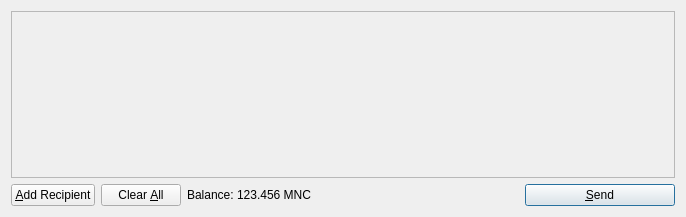
This is src/qt/forms/sendcoinsdialog.ui in mincoin/mincoin as Qt 5 draws it before an edit. The edited form follows.
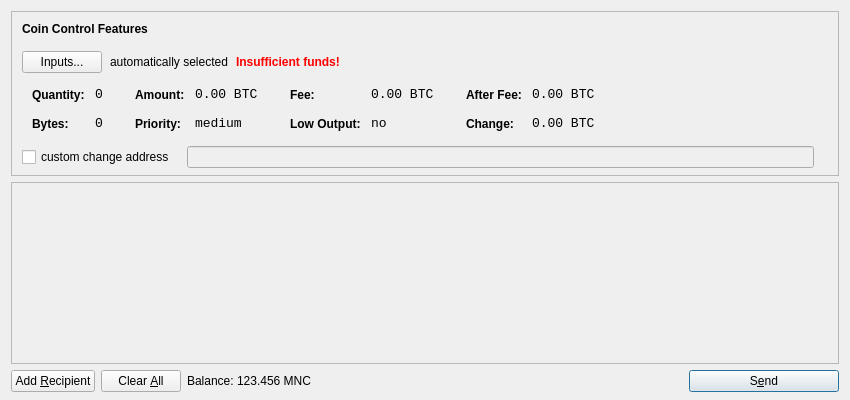
This is the edited form. Icons and pictures are not drawn.

The edit to the form file:
```diff
--- a/src/qt/forms/sendcoinsdialog.ui
+++ b/src/qt/forms/sendcoinsdialog.ui
@@ -6,14 +6,615 @@
    <rect>
     <x>0</x>
     <y>0</y>
-    <width>686</width>
-    <height>217</height>
+    <width>850</width>
+    <height>400</height>
    </rect>
   </property>
   <property name="windowTitle">
    <string>Send Coins</string>
   </property>
-  <layout class="QVBoxLayout" name="verticalLayout">
+  <layout class="QVBoxLayout" name="verticalLayout" stretch="0,1,0">
+   <property name="bottomMargin">
+    <number>8</number>
+   </property>
+   <item>
+    <widget class="QFrame" name="frameCoinControl">
+     <property name="sizePolicy">
+      <sizepolicy hsizetype="Expanding" vsizetype="Expanding">
+       <horstretch>0</horstretch>
+       <verstretch>0</verstretch>
+      </sizepolicy>
+     </property>
+     <property name="maximumSize">
+      <size>
+       <width>16777215</width>
+       <height>16777215</height>
+      </size>
+     </property>
+     <property name="frameShape">
+      <enum>QFrame::StyledPanel</enum>
+     </property>
+     <property name="frameShadow">
+      <enum>QFrame::Sunken</enum>
+     </property>
+     <layout class="QVBoxLayout" name="verticalLayoutCoinControl2">
+      <property name="spacing">
+       <number>-1</number>
+      </property>
+      <property name="leftMargin">
+       <number>0</number>
+      </property>
+      <property name="topMargin">
+       <number>0</number>
+      </property>
+      <property name="rightMargin">
+       <number>0</number>
+      </property>
+      <property name="bottomMargin">
+       <number>6</number>
+      </property>
+      <item>
+       <layout class="QVBoxLayout" name="verticalLayoutCoinControl" stretch="0,0,0,0,1">
+        <property name="spacing">
+         <number>0</number>
+        </property>
+        <property name="leftMargin">
+         <number>10</number>
+        </property>
+        <property name="topMargin">
+         <number>10</number>
+        </property>
+        <item>
+         <layout class="QHBoxLayout" name="horizontalLayoutCoinControl1">
+          <property name="bottomMargin">
+           <number>15</number>
+          </property>
+          <item>
+           <widget class="QLabel" name="labelCoinControlFeatures">
+            <property name="sizePolicy">
+             <sizepolicy hsizetype="Preferred" vsizetype="Maximum">
+              <horstretch>0</horstretch>
+              <verstretch>0</verstretch>
+             </sizepolicy>
+            </property>
+            <property name="font">
+             <font>
+              <weight>75</weight>
+              <bold>true</bold>
+             </font>
+            </property>
+            <property name="styleSheet">
+             <string notr="true">font-weight:bold;</string>
+            </property>
+            <property name="text">
+             <string>Coin Control Features</string>
+            </property>
+           </widget>
+          </item>
+         </layout>
+        </item>
+        <item>
+         <layout class="QHBoxLayout" name="horizontalLayoutCoinControl2" stretch="0,0,0,0">
+          <property name="spacing">
+           <number>8</number>
+          </property>
+          <property name="bottomMargin">
+           <number>10</number>
+          </property>
+          <item>
+           <widget class="QPushButton" name="pushButtonCoinControl">
+            <property name="styleSheet">
+             <string notr="true"/>
+            </property>
+            <property name="text">
+             <string>Inputs...</string>
+            </property>
+           </widget>
+          </item>
+          <item>
+           <widget class="QLabel" name="labelCoinControlAutomaticallySelected">
+            <property name="text">
+             <string>automatically selected</string>
+            </property>
+            <property name="margin">
+             <number>5</number>
+            </property>
+           </widget>
+          </item>
+          <item>
+           <widget class="QLabel" name="labelCoinControlInsuffFunds">
+            <property name="font">
+             <font>
+              <weight>75</weight>
+              <bold>true</bold>
+             </font>
+            </property>
+            <property name="styleSheet">
+             <string notr="true">color:red;font-weight:bold;</string>
+            </property>
+            <property name="text">
+             <string>Insufficient funds!</string>
+            </property>
+            <property name="margin">
+             <number>5</number>
+            </property>
+           </widget>
+          </item>
+          <item>
+           <spacer name="horizontalSpacerCoinControl">
+            <property name="orientation">
+             <enum>Qt::Horizontal</enum>
+            </property>
+            <property name="sizeHint" stdset="0">
+             <size>
+              <width>40</width>
+              <height>1</height>
+             </size>
+            </property>
+           </spacer>
+          </item>
+         </layout>
+        </item>
+        <item>
+         <widget class="QWidget" name="widgetCoinControl" native="true">
+          <property name="sizePolicy">
+           <sizepolicy hsizetype="Preferred" vsizetype="Preferred">
+            <horstretch>0</horstretch>
+            <verstretch>0</verstretch>
+           </sizepolicy>
+          </property>
+          <property name="minimumSize">
+           <size>
+            <width>0</width>
+            <height>0</height>
+           </size>
+          </property>
+          <property name="styleSheet">
+           <string notr="true"/>
+          </property>
+          <layout class="QHBoxLayout" name="horizontalLayoutCoinControl5">
+           <property name="margin">
+            <number>0</number>
+           </property>
+           <item>
+            <layout class="QHBoxLayout" name="horizontalLayoutCoinControl3" stretch="0,0,0,1">
+             <property name="spacing">
+              <number>20</number>
+             </property>
+             <property name="topMargin">
+              <number>0</number>
+             </property>
+             <property name="bottomMargin">
+              <number>10</number>
+             </property>
+             <item>
+              <layout class="QFormLayout" name="formLayoutCoinControl1">
+               <property name="horizontalSpacing">
+                <number>10</number>
+               </property>
+               <property name="verticalSpacing">
+                <number>14</number>
+               </property>
+               <property name="leftMargin">
+                <number>10</number>
+               </property>
+               <property name="topMargin">
+                <number>4</number>
+               </property>
+               <property name="rightMargin">
+                <number>6</number>
+               </property>
+               <item row="0" column="0">
+                <widget class="QLabel" name="labelCoinControlQuantityText">
+                 <property name="styleSheet">
+                  <string notr="true">font-weight:bold;</string>
+                 </property>
+                 <property name="text">
+                  <string>Quantity:</string>
+                 </property>
+                 <property name="margin">
+                  <number>0</number>
+                 </property>
+                </widget>
+               </item>
+               <item row="0" column="1">
+                <widget class="QLabel" name="labelCoinControlQuantity">
+                 <property name="font">
+                  <font>
+                   <family>Monospace</family>
+                   <pointsize>10</pointsize>
+                  </font>
+                 </property>
+                 <property name="cursor">
+                  <cursorShape>IBeamCursor</cursorShape>
+                 </property>
+                 <property name="contextMenuPolicy">
+                  <enum>Qt::ActionsContextMenu</enum>
+                 </property>
+                 <property name="text">
+                  <string notr="true">0</string>
+                 </property>
+                 <property name="margin">
+                  <number>0</number>
+                 </property>
+                 <property name="textInteractionFlags">
+                  <set>Qt::LinksAccessibleByMouse|Qt::TextSelectableByKeyboard|Qt::TextSelectableByMouse</set>
+                 </property>
+                </widget>
+               </item>
+               <item row="1" column="0">
+                <widget class="QLabel" name="labelCoinControlBytesText">
+                 <property name="styleSheet">
+                  <string notr="true">font-weight:bold;</string>
+                 </property>
+                 <property name="text">
+                  <string>Bytes:</string>
+                 </property>
+                </widget>
+               </item>
+               <item row="1" column="1">
+                <widget class="QLabel" name="labelCoinControlBytes">
+                 <property name="font">
+                  <font>
+                   <family>Monospace</family>
+                   <pointsize>10</pointsize>
+                  </font>
+                 </property>
+                 <property name="cursor">
+                  <cursorShape>IBeamCursor</cursorShape>
+                 </property>
+                 <property name="contextMenuPolicy">
+                  <enum>Qt::ActionsContextMenu</enum>
+                 </property>
+                 <property name="text">
+                  <string notr="true">0</string>
+                 </property>
+                 <property name="textInteractionFlags">
+                  <set>Qt::LinksAccessibleByMouse|Qt::TextSelectableByKeyboard|Qt::TextSelectableByMouse</set>
+                 </property>
+                </widget>
+               </item>
+              </layout>
+             </item>
+             <item>
+              <layout class="QFormLayout" name="formLayoutCoinControl2">
+               <property name="horizontalSpacing">
+                <number>10</number>
+               </property>
+               <property name="verticalSpacing">
+                <number>14</number>
+               </property>
+               <property name="leftMargin">
+                <number>6</number>
+               </property>
+               <property name="topMargin">
+                <number>4</number>
+               </property>
+               <property name="rightMargin">
+                <number>6</number>
+               </property>
+               <item row="0" column="0">
+                <widget class="QLabel" name="labelCoinControlAmountText">
+                 <property name="styleSheet">
+                  <string notr="true">font-weight:bold;</string>
+                 </property>
+                 <property name="text">
+                  <string>Amount:</string>
+                 </property>
+                 <property name="margin">
+                  <number>0</number>
+                 </property>
+                </widget>
+               </item>
+               <item row="0" column="1">
+                <widget class="QLabel" name="labelCoinControlAmount">
+                 <property name="font">
+                  <font>
+                   <family>Monospace</family>
+                   <pointsize>10</pointsize>
+                  </font>
+                 </property>
+                 <property name="cursor">
+                  <cursorShape>IBeamCursor</cursorShape>
+                 </property>
+                 <property name="contextMenuPolicy">
+                  <enum>Qt::ActionsContextMenu</enum>
+                 </property>
+                 <property name="text">
+                  <string notr="true">0.00 BTC</string>
+                 </property>
+                 <property name="textInteractionFlags">
+                  <set>Qt::LinksAccessibleByMouse|Qt::TextSelectableByKeyboard|Qt::TextSelectableByMouse</set>
+                 </property>
+                </widget>
+               </item>
+               <item row="1" column="0">
+                <widget class="QLabel" name="labelCoinControlPriorityText">
+                 <property name="styleSheet">
+                  <string notr="true">font-weight:bold;</string>
+                 </property>
+                 <property name="text">
+                  <string>Priority:</string>
+                 </property>
+                </widget>
+               </item>
+               <item row="1" column="1">
+                <widget class="QLabel" name="labelCoinControlPriority">
+                 <property name="font">
+                  <font>
+                   <family>Monospace</family>
+                   <pointsize>10</pointsize>
+                  </font>
+                 </property>
+                 <property name="cursor">
+                  <cursorShape>IBeamCursor</cursorShape>
+                 </property>
+                 <property name="contextMenuPolicy">
+                  <enum>Qt::ActionsContextMenu</enum>
+                 </property>
+                 <property name="text">
+                  <string>medium</string>
+                 </property>
+                 <property name="textInteractionFlags">
+                  <set>Qt::LinksAccessibleByMouse|Qt::TextSelectableByKeyboard|Qt::TextSelectableByMouse</set>
+                 </property>
+                </widget>
+               </item>
+              </layout>
+             </item>
+             <item>
+              <layout class="QFormLayout" name="formLayoutCoinControl3">
+               <property name="horizontalSpacing">
+                <number>10</number>
+               </property>
+               <property name="verticalSpacing">
+                <number>14</number>
+               </property>
+               <property name="leftMargin">
+                <number>6</number>
+               </property>
+               <property name="topMargin">
+                <number>4</number>
+               </property>
+               <property name="rightMargin">
+                <number>6</number>
+               </property>
+               <item row="0" column="0">
+                <widget class="QLabel" name="labelCoinControlFeeText">
+                 <property name="styleSheet">
+                  <string notr="true">font-weight:bold;</string>
+                 </property>
+                 <property name="text">
+                  <string>Fee:</string>
+                 </property>
+                 <property name="margin">
+                  <number>0</number>
+                 </property>
+                </widget>
+               </item>
+               <item row="0" column="1">
+                <widget class="QLabel" name="labelCoinControlFee">
+                 <property name="font">
+                  <font>
+                   <family>Monospace</family>
+                   <pointsize>10</pointsize>
+                  </font>
+                 </property>
+                 <property name="cursor">
+                  <cursorShape>IBeamCursor</cursorShape>
+                 </property>
+                 <property name="contextMenuPolicy">
+                  <enum>Qt::ActionsContextMenu</enum>
+                 </property>
+                 <property name="text">
+                  <string notr="true">0.00 BTC</string>
+                 </property>
+                 <property name="textInteractionFlags">
+                  <set>Qt::LinksAccessibleByMouse|Qt::TextSelectableByKeyboard|Qt::TextSelectableByMouse</set>
+                 </property>
+                </widget>
+               </item>
+               <item row="1" column="0">
+                <widget class="QLabel" name="labelCoinControlLowOutputText">
+                 <property name="styleSheet">
+                  <string notr="true">font-weight:bold;</string>
+                 </property>
+                 <property name="text">
+                  <string>Low Output:</string>
+                 </property>
+                </widget>
+               </item>
+               <item row="1" column="1">
+                <widget class="QLabel" name="labelCoinControlLowOutput">
+                 <property name="font">
+                  <font>
+                   <family>Monospace</family>
+                   <pointsize>10</pointsize>
+                  </font>
+                 </property>
+                 <property name="cursor">
+                  <cursorShape>IBeamCursor</cursorShape>
+                 </property>
+                 <property name="contextMenuPolicy">
+                  <enum>Qt::ActionsContextMenu</enum>
+                 </property>
+                 <property name="text">
+                  <string>no</string>
+                 </property>
+                 <property name="textInteractionFlags">
+                  <set>Qt::LinksAccessibleByMouse|Qt::TextSelectableByKeyboard|Qt::TextSelectableByMouse</set>
+                 </property>
+                </widget>
+               </item>
+              </layout>
+             </item>
+             <item>
+              <layout class="QFormLayout" name="formLayoutCoinControl4">
+               <property name="horizontalSpacing">
+                <number>10</number>
+               </property>
+               <property name="verticalSpacing">
+                <number>14</number>
+               </property>
+               <property name="leftMargin">
+                <number>6</number>
+               </property>
+               <property name="topMargin">
+                <number>4</number>
+               </property>
+               <property name="rightMargin">
+                <number>6</number>
+               </property>
+               <item row="0" column="0">
+                <widget class="QLabel" name="labelCoinControlAfterFeeText">
+                 <property name="styleSheet">
+                  <string notr="true">font-weight:bold;</string>
+                 </property>
+                 <property name="text">
+                  <string>After Fee:</string>
+                 </property>
+                 <property name="margin">
+                  <number>0</number>
+                 </property>
+                </widget>
+               </item>
+               <item row="0" column="1">
+                <widget class="QLabel" name="labelCoinControlAfterFee">
+                 <property name="font">
+                  <font>
+                   <family>Monospace</family>
+                   <pointsize>10</pointsize>
+                  </font>
+                 </property>
+                 <property name="cursor">
+                  <cursorShape>IBeamCursor</cursorShape>
+                 </property>
+                 <property name="contextMenuPolicy">
+                  <enum>Qt::ActionsContextMenu</enum>
+                 </property>
+                 <property name="text">
+                  <string notr="true">0.00 BTC</string>
+                 </property>
+                 <property name="textInteractionFlags">
+                  <set>Qt::LinksAccessibleByMouse|Qt::TextSelectableByKeyboard|Qt::TextSelectableByMouse</set>
+                 </property>
+                </widget>
+               </item>
+               <item row="1" column="0">
+                <widget class="QLabel" name="labelCoinControlChangeText">
+                 <property name="styleSheet">
+                  <string notr="true">font-weight:bold;</string>
+                 </property>
+                 <property name="text">
+                  <string>Change:</string>
+                 </property>
+                </widget>
+               </item>
+               <item row="1" column="1">
+                <widget class="QLabel" name="labelCoinControlChange">
+                 <property name="font">
+                  <font>
+                   <family>Monospace</family>
+                   <pointsize>10</pointsize>
+                  </font>
+                 </property>
+                 <property name="cursor">
+                  <cursorShape>IBeamCursor</cursorShape>
+                 </property>
+                 <property name="contextMenuPolicy">
+                  <enum>Qt::ActionsContextMenu</enum>
+                 </property>
+                 <property name="text">
+                  <string notr="true">0.00 BTC</string>
+                 </property>
+                 <property name="textInteractionFlags">
+                  <set>Qt::LinksAccessibleByMouse|Qt::TextSelectableByKeyboard|Qt::TextSelectableByMouse</set>
+                 </property>
+                </widget>
+               </item>
+              </layout>
+             </item>
+            </layout>
+           </item>
+          </layout>
+         </widget>
+        </item>
+        <item>
+         <layout class="QHBoxLayout" name="horizontalLayoutCoinControl4" stretch="0,0,0">
+          <property name="spacing">
+           <number>12</number>
+          </property>
+          <property name="sizeConstraint">
+           <enum>QLayout::SetDefaultConstraint</enum>
+          </property>
+          <property name="topMargin">
+           <number>5</number>
+          </property>
+          <property name="rightMargin">
+           <number>5</number>
+          </property>
+          <item>
+           <widget class="QCheckBox" name="checkBoxCoinControlChange">
+            <property name="text">
+             <string>custom change address</string>
+            </property>
+           </widget>
+          </item>
+          <item>
+           <widget class="QLineEdit" name="lineEditCoinControlChange">
+            <property name="enabled">
+             <bool>false</bool>
+            </property>
+            <property name="sizePolicy">
+             <sizepolicy hsizetype="Expanding" vsizetype="Fixed">
+              <horstretch>0</horstretch>
+              <verstretch>0</verstretch>
+             </sizepolicy>
+            </property>
+           </widget>
+          </item>
+          <item>
+           <widget class="QLabel" name="labelCoinControlChangeLabel">
+            <property name="sizePolicy">
+             <sizepolicy hsizetype="Preferred" vsizetype="Expanding">
+              <horstretch>0</horstretch>
+              <verstretch>0</verstretch>
+             </sizepolicy>
+            </property>
+            <property name="minimumSize">
+             <size>
+              <width>0</width>
+              <height>0</height>
+             </size>
+            </property>
+            <property name="text">
+             <string/>
+            </property>
+            <property name="margin">
+             <number>3</number>
+            </property>
+           </widget>
+          </item>
+         </layout>
+        </item>
+        <item>
+         <spacer name="verticalSpacerCoinControl">
+          <property name="orientation">
+           <enum>Qt::Vertical</enum>
+          </property>
+          <property name="sizeHint" stdset="0">
+           <size>
+            <width>800</width>
+            <height>1</height>
+           </size>
+          </property>
+         </spacer>
+        </item>
+       </layout>
+      </item>
+     </layout>
+    </widget>
+   </item>
    <item>
     <widget class="QScrollArea" name="scrollArea">
      <property name="widgetResizable">
@@ -24,7 +625,7 @@
        <rect>
         <x>0</x>
         <y>0</y>
-        <width>666</width>
+        <width>830</width>
         <height>165</height>
        </rect>
       </property>
@@ -64,7 +665,7 @@
         <string>Send to multiple recipients at once</string>
        </property>
        <property name="text">
-        <string>&amp;Add Recipient</string>
+        <string>Add &amp;Recipient</string>
        </property>
        <property name="icon">
         <iconset resource="../bitcoin.qrc">
@@ -153,7 +754,7 @@
         <string>Confirm the send action</string>
        </property>
        <property name="text">
-        <string>&amp;Send</string>
+        <string>S&amp;end</string>
        </property>
        <property name="icon">
         <iconset resource="../bitcoin.qrc">
```
